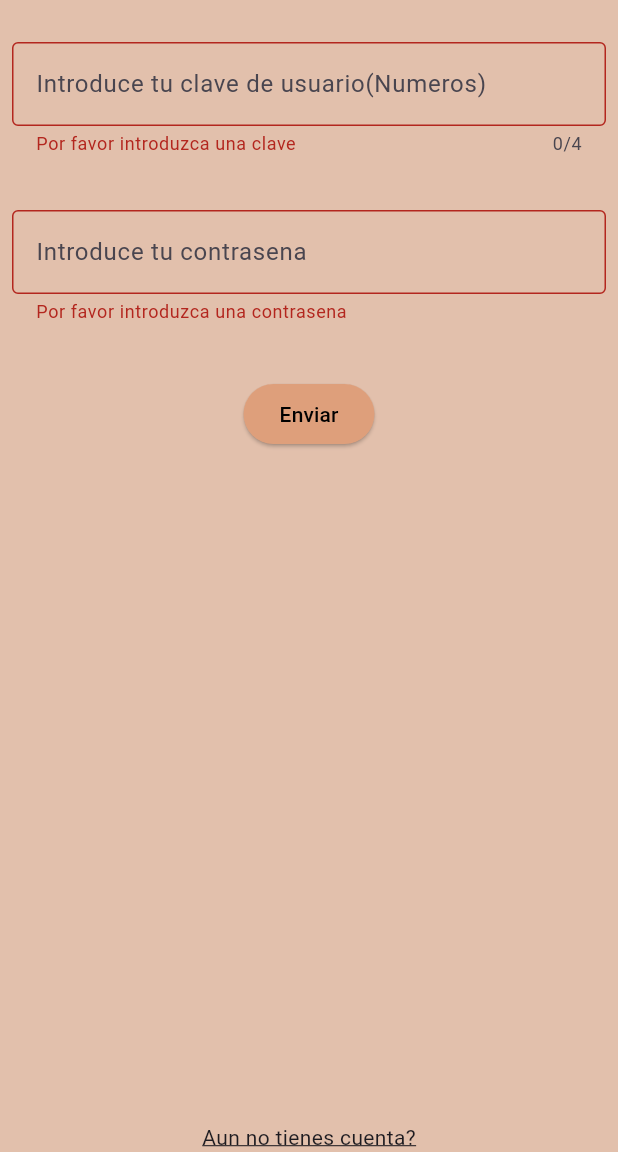
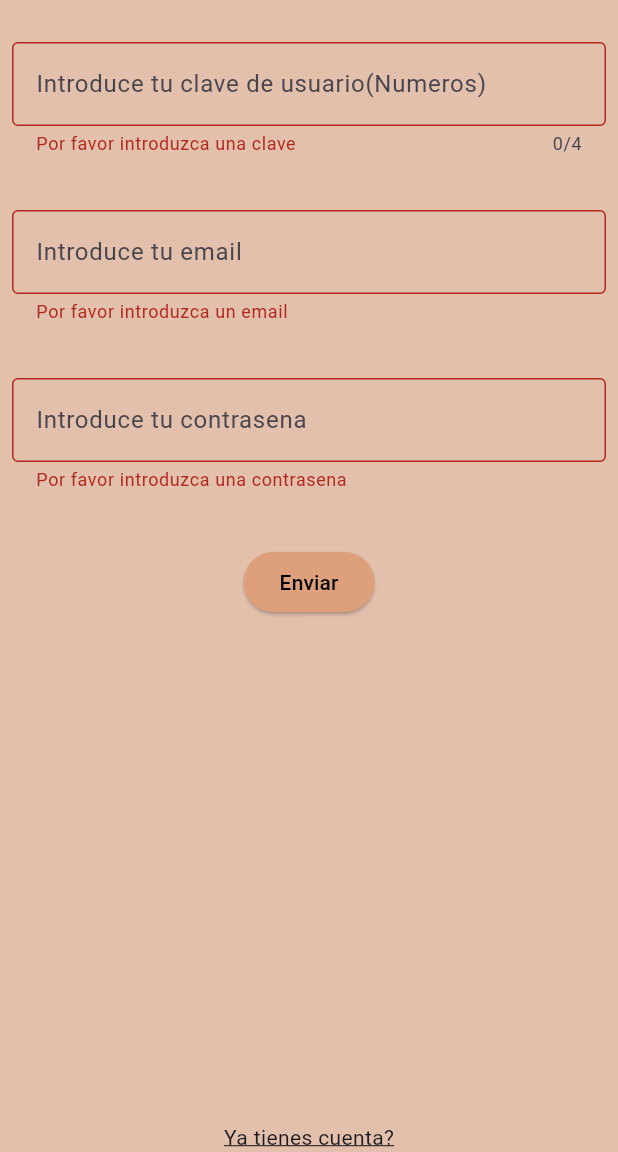
Before and after one commit to Novato285/Pruebas, a Flutter app: the screen it shows after launch, after a tap on "Enviar", on a phone screen of 412 x 824 dp, the part 84-1236 px from its top. Run offline on Flutter 3.47's test engine with Material 3 defaults, Android fonts, the phone set to English and light mode, and no system bars.

Commit message:
Register_Final

```diff
--- /dev/null
+++ b/lib/components/textfields_register.dart
@@ -0,0 +1,109 @@
+import 'package:flutter/material.dart';
+import 'package:flutter/services.dart';
+import 'package:myapp/components/submit_button.dart';
+
+class TextfieldsRegister extends StatefulWidget {
+  const TextfieldsRegister({super.key});
+
+  @override
+  TextfieldsRegisterState createState() => TextfieldsRegisterState();
+}
+
+class TextfieldsRegisterState extends State<TextfieldsRegister> {
+  TextEditingController keycontroller = TextEditingController();
+  TextEditingController passcontroller = TextEditingController();
+  TextEditingController emailcontroller = TextEditingController();
+
+  List<bool> errors = [false, false, false];
+
+  void ValidateFields() {
+    setState(() {
+      errors[0] = keycontroller.text.isEmpty;
+      errors[1] = emailcontroller.text.isEmpty;
+      errors[2] = passcontroller.text.isEmpty;
+    });
+
+    if (!errors[0] && !errors[1] && !errors[2]) {
+      // Aquí va el código para proceder con el envío (por ejemplo, conectar con una base de datos, etc.)
+      print('Campos llenados correctamente');
+    }
+  }
+
+  @override
+  Widget build(BuildContext context) {
+    return ListView(
+      children: [
+        SizedBox(height: 20),
+        Padding(
+          padding: EdgeInsets.all(8),
+          child: TextField(
+            controller: keycontroller,
+            keyboardType: TextInputType.number,
+            inputFormatters: [
+              FilteringTextInputFormatter.digitsOnly,
+              LengthLimitingTextInputFormatter(4),
+            ],
+            maxLength: 4,
+            decoration: InputDecoration(
+              hintText: "Introduce tu clave de usuario(Numeros)",
+              border: OutlineInputBorder(),
+              errorText: errors[0] ? 'Por favor introduzca una clave' : null,
+              focusedBorder: OutlineInputBorder(
+                borderSide: BorderSide(
+                  color: errors[0] ? Colors.red : Colors.black,
+                ),
+              ),
+            ),
+          ),
+        ),
+        SizedBox(height: 20),
+        Padding(
+          padding: EdgeInsets.all(8),
+          child: TextField(
+            controller: passcontroller,
+            obscureText: true,
+            decoration: InputDecoration(
+              hintText: "Introduce tu email",
+              border: OutlineInputBorder(),
+              errorText: errors[1]
+                  ? 'Por favor introduzca un email'
+                  : null,
+              focusedBorder: OutlineInputBorder(
+                borderSide: BorderSide(
+                  color: errors[1] ? Colors.red : Colors.black,
+                ),
+              ),
+            ),
+          ),
+        ),
+        SizedBox(height: 20),
+        Padding(
+          padding: EdgeInsets.all(8),
+          child: TextField(
+            controller: passcontroller,
+            obscureText: true,
+            decoration: InputDecoration(
+              hintText: "Introduce tu contrasena",
+              border: OutlineInputBorder(),
+              errorText: errors[2]
+                  ? 'Por favor introduzca una contrasena'
+                  : null,
+              focusedBorder: OutlineInputBorder(
+                borderSide: BorderSide(
+                  color: errors[2] ? Colors.red : Colors.black,
+                ),
+              ),
+            ),
+          ),
+        ),
+        SizedBox(height: 20),
+        Padding(
+          padding: EdgeInsets.all(8),
+          child: SubmitButton(
+            onSubmit: ValidateFields,
+          ),
+        ),
+      ],
+    );
+  }
+}
--- a/lib/main.dart
+++ b/lib/main.dart
@@ -1,6 +1,7 @@
 import 'package:flutter/material.dart';
 import 'package:myapp/core/app_colors.dart';
 import 'package:myapp/screens/login_screen.dart';
+import 'package:myapp/screens/register_screen.dart';
 
 void main() {
   runApp(const ABCondominios());
@@ -13,7 +14,7 @@ class ABCondominios extends StatelessWidget {
   Widget build(BuildContext context) {
     return MaterialApp(
       theme: ThemeData(scaffoldBackgroundColor: AppColors.background),
-      home: const LoginScreen(),
+      home: const RegisterScreen(),
     );
   }
 }
--- a/lib/screens/register_screen.dart
+++ b/lib/screens/register_screen.dart
@@ -1,7 +1,9 @@
 import 'package:flutter/material.dart';
+import 'package:myapp/components/textfields_register.dart';
+import 'package:myapp/core/app_colors.dart';
 
-class RegisterScreen extends StatefulWidget{
-   const RegisterScreen({super.key});
+class RegisterScreen extends StatefulWidget {
+  const RegisterScreen({super.key});
 
   @override
   State<RegisterScreen> createState() => _RegisterScreenState();
@@ -9,7 +11,25 @@ class RegisterScreen extends StatefulWidget{
 
 class _RegisterScreenState extends State<RegisterScreen> {
   @override
-  Widget build(BuildContext context){
-    return const Placeholder();
+  Widget build(BuildContext context) {
+    return Scaffold(
+      appBar: AppBar(
+        backgroundColor: AppColors.backgroundComponent,
+        title: Text('ABCondominios'),
+      ),
+      body: Column(
+        mainAxisAlignment: MainAxisAlignment.start,
+        children: [
+          Flexible(child: const TextfieldsRegister()),
+          Align(
+            alignment: Alignment.bottomCenter,
+            child: Text(
+              'Ya tienes cuenta?',
+              style: TextStyle(decoration: TextDecoration.underline),
+            ),
+          ),
+        ],
+      ),
+    );
   }
 }
```
